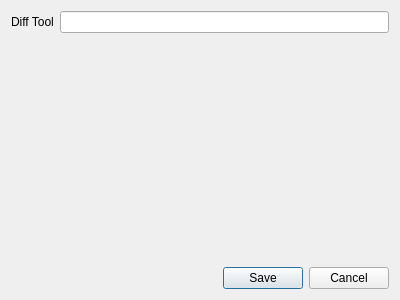
PollardBanknote/qdiffdir, file ui/settingsdialog.ui: the form before one commit.
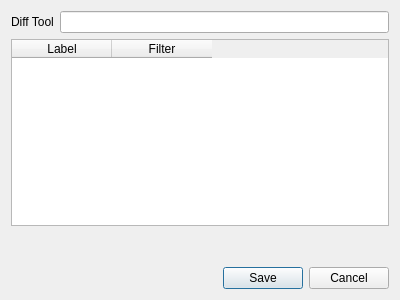
The form after the commit.

Patch:
```diff
--- a/ui/settingsdialog.ui
+++ b/ui/settingsdialog.ui
@@ -31,6 +31,20 @@
      </item>
     </layout>
    </item>
+   <item>
+    <widget class="QTableWidget" name="tableWidget">
+     <column>
+      <property name="text">
+       <string>Label</string>
+      </property>
+     </column>
+     <column>
+      <property name="text">
+       <string>Filter</string>
+      </property>
+     </column>
+    </widget>
+   </item>
    <item>
     <spacer name="verticalSpacer">
      <property name="orientation">
```
